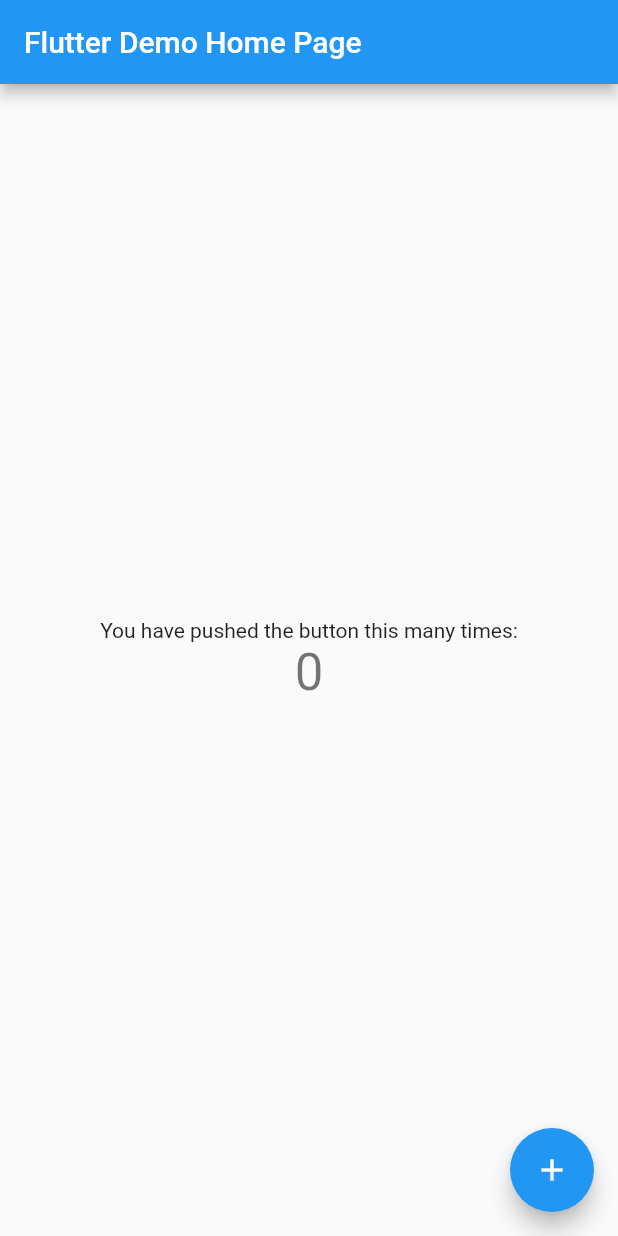
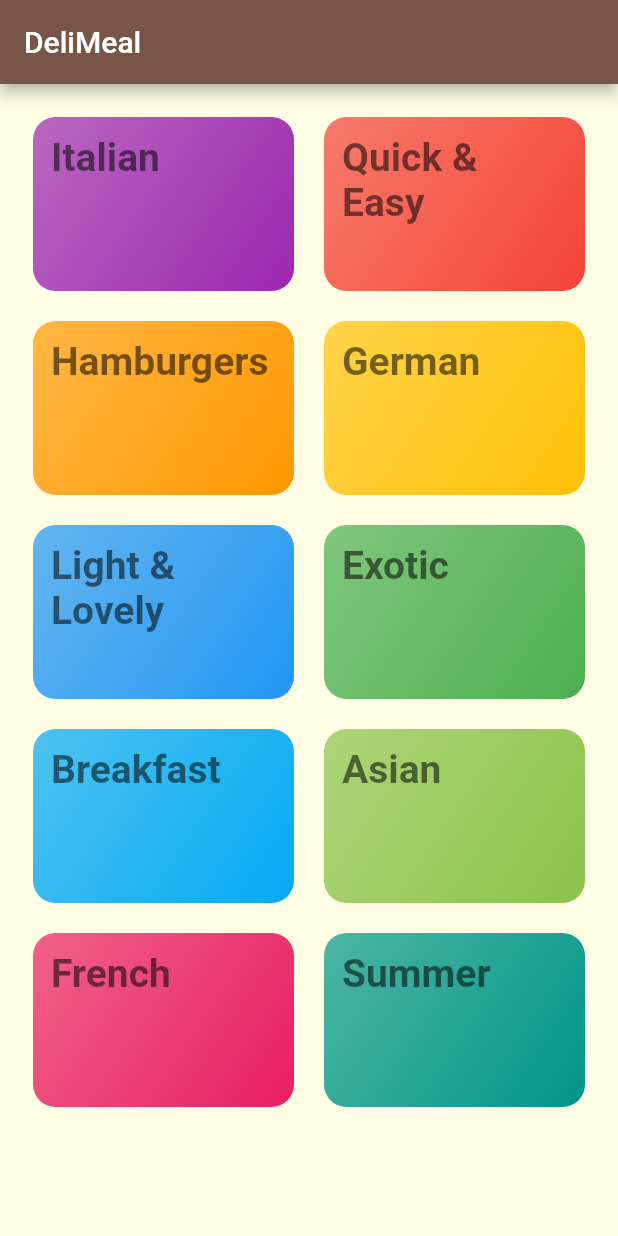
Before and after one commit to omar-hadek/meals-app-, a Flutter app: the screen it shows after launch, on a phone screen of 412 x 824 dp. Run offline on Flutter 3.47's test engine with Material 2 defaults, Android fonts, the phone set to English and light mode, and no system bars.

Commit message:
creating models and categories screen

```diff
--- /dev/null
+++ b/lib/data/3.1 dummy_data.dart
@@ -0,0 +1,55 @@
+import 'package:flutter/material.dart';
+import '../models/category.dart';
+
+const DUMMY_CATEGORIES = const [
+  Category(
+    id: 'c1',
+    title: 'Italian',
+    color: Colors.purple,
+  ),
+  Category(
+    id: 'c2',
+    title: 'Quick & Easy',
+    color: Colors.red,
+  ),
+  Category(
+    id: 'c3',
+    title: 'Hamburgers',
+    color: Colors.orange,
+  ),
+  Category(
+    id: 'c4',
+    title: 'German',
+    color: Colors.amber,
+  ),
+  Category(
+    id: 'c5',
+    title: 'Light & Lovely',
+    color: Colors.blue,
+  ),
+  Category(
+    id: 'c6',
+    title: 'Exotic',
+    color: Colors.green,
+  ),
+  Category(
+    id: 'c7',
+    title: 'Breakfast',
+    color: Colors.lightBlue,
+  ),
+  Category(
+    id: 'c8',
+    title: 'Asian',
+    color: Colors.lightGreen,
+  ),
+  Category(
+    id: 'c9',
+    title: 'French',
+    color: Colors.pink,
+  ),
+  Category(
+    id: 'c10',
+    title: 'Summer',
+    color: Colors.teal,
+  ),
+];
--- a/lib/main.dart
+++ b/lib/main.dart
@@ -1,4 +1,6 @@
 import 'package:flutter/material.dart';
+import 'package:meals_app/screens/category_item_screen.dart';
+import '../screens/categories_screen.dart';
 
 void main() {
   runApp(MyApp());
@@ -11,103 +13,21 @@ class MyApp extends StatelessWidget {
     return MaterialApp(
       title: 'Flutter Demo',
       theme: ThemeData(
-        // This is the theme of your application.
-        //
-        // Try running your application with "flutter run". You'll see the
-        // application has a blue toolbar. Then, without quitting the app, try
-        // changing the primarySwatch below to Colors.green and then invoke
-        // "hot reload" (press "r" in the console where you ran "flutter run",
-        // or simply save your changes to "hot reload" in a Flutter IDE).
-        // Notice that the counter didn't reset back to zero; the application
-        // is not restarted.
-        primarySwatch: Colors.blue,
+        primarySwatch: Colors.brown,
+        accentColor: Colors.greenAccent,
+        canvasColor: Color.fromRGBO(255, 254, 229, 1),
+        textTheme: ThemeData.light().textTheme.copyWith(
+              bodyText1: TextStyle(color: Color.fromRGBO(20, 51, 51, 1)),
+              bodyText2: TextStyle(color: Color.fromRGBO(20, 51, 51, 1)),
+              headline1: TextStyle(fontSize: 26, fontWeight: FontWeight.bold),
+            ),
+
       ),
-      home: MyHomePage(title: 'Flutter Demo Home Page'),
+      home: CategoriesScreen(),
+      routes: {
+        '/':(context) => CategoriesScreen(),
+        '/categoryItem': (vontext)=> CategoryItemScreen(),
+      },
     );
   }
 }
-
-class MyHomePage extends StatefulWidget {
-  MyHomePage({Key? key, required this.title}) : super(key: key);
-
-  // This widget is the home page of your application. It is stateful, meaning
-  // that it has a State object (defined below) that contains fields that affect
-  // how it looks.
-
-  // This class is the configuration for the state. It holds the values (in this
-  // case the title) provided by the parent (in this case the App widget) and
-  // used by the build method of the State. Fields in a Widget subclass are
-  // always marked "final".
-
-  final String title;
-
-  @override
-  _MyHomePageState createState() => _MyHomePageState();
-}
-
-class _MyHomePageState extends State<MyHomePage> {
-  int _counter = 0;
-
-  void _incrementCounter() {
-    setState(() {
-      // This call to setState tells the Flutter framework that something has
-      // changed in this State, which causes it to rerun the build method below
-      // so that the display can reflect the updated values. If we changed
-      // _counter without calling setState(), then the build method would not be
-      // called again, and so nothing would appear to happen.
-      _counter++;
-    });
-  }
-
-  @override
-  Widget build(BuildContext context) {
-    // This method is rerun every time setState is called, for instance as done
-    // by the _incrementCounter method above.
-    //
-    // The Flutter framework has been optimized to make rerunning build methods
-    // fast, so that you can just rebuild anything that needs updating rather
-    // than having to individually change instances of widgets.
-    return Scaffold(
-      appBar: AppBar(
-        // Here we take the value from the MyHomePage object that was created by
-        // the App.build method, and use it to set our appbar title.
-        title: Text(widget.title),
-      ),
-      body: Center(
-        // Center is a layout widget. It takes a single child and positions it
-        // in the middle of the parent.
-        child: Column(
-          // Column is also a layout widget. It takes a list of children and
-          // arranges them vertically. By default, it sizes itself to fit its
-          // children horizontally, and tries to be as tall as its parent.
-          //
-          // Invoke "debug painting" (press "p" in the console, choose the
-          // "Toggle Debug Paint" action from the Flutter Inspector in Android
-          // Studio, or the "Toggle Debug Paint" command in Visual Studio Code)
-          // to see the wireframe for each widget.
-          //
-          // Column has various properties to control how it sizes itself and
-          // how it positions its children. Here we use mainAxisAlignment to
-          // center the children vertically; the main axis here is the vertical
-          // axis because Columns are vertical (the cross axis would be
-          // horizontal).
-          mainAxisAlignment: MainAxisAlignment.center,
-          children: <Widget>[
-            Text(
-              'You have pushed the button this many times:',
-            ),
-            Text(
-              '$_counter',
-              style: Theme.of(context).textTheme.headline4,
-            ),
-          ],
-        ),
-      ),
-      floatingActionButton: FloatingActionButton(
-        onPressed: _incrementCounter,
-        tooltip: 'Increment',
-        child: Icon(Icons.add),
-      ), // This trailing comma makes auto-formatting nicer for build methods.
-    );
-  }
-}
--- /dev/null
+++ b/lib/models/category.dart
@@ -0,0 +1,8 @@
+import 'package:flutter/material.dart';
+
+class Category {
+  final String id;
+  final String title;
+  final Color color;
+  const Category({required this.id, required this.title, required this.color});
+}
--- /dev/null
+++ b/lib/screens/categories_screen.dart
@@ -0,0 +1,32 @@
+import 'package:flutter/material.dart';
+import 'package:meals_app/widgets/category_item.dart';
+import '../data/3.1%20dummy_data.dart';
+
+class CategoriesScreen extends StatelessWidget {
+  const CategoriesScreen({Key? key}) : super(key: key);
+
+  @override
+  Widget build(BuildContext context) {
+    return Scaffold(
+      appBar: AppBar(
+        title: Text('DeliMeal'),
+      ),
+      body: GridView(
+        padding: const EdgeInsets.all(22),
+        children: DUMMY_CATEGORIES.map((item) {
+          return CategoryItem(
+            id: item.id,
+            title: item.title,
+            color: item.color,
+          );
+        }).toList(),
+        gridDelegate: SliverGridDelegateWithMaxCrossAxisExtent(
+          maxCrossAxisExtent: 200,
+          childAspectRatio: 3 / 2,
+          crossAxisSpacing: 20,
+          mainAxisSpacing: 20,
+        ),
+      ),
+    );
+  }
+}
--- /dev/null
+++ b/lib/screens/category_item_screen.dart
@@ -0,0 +1,18 @@
+import 'package:flutter/material.dart';
+
+class CategoryItemScreen extends StatelessWidget {
+  final String title;
+  final Color color;
+
+  const CategoryItemScreen({ Key? key ,required this.title,required this.color}) : super(key: key);
+
+  @override
+  Widget build(BuildContext context) {
+    return Scaffold(
+      appBar: AppBar(
+        title: Text(title),
+        backgroundColor: color,
+      ),
+    );
+  }
+}
--- /dev/null
+++ b/lib/widgets/category_item.dart
@@ -0,0 +1,40 @@
+import 'package:flutter/material.dart';
+import '../screens/category_item_screen.dart';
+
+class CategoryItem extends StatelessWidget {
+  final String id;
+  final Color color;
+  final String title;
+  const CategoryItem(
+      {Key? key, required this.color, required this.title, required this.id})
+      : super(key: key);
+
+  @override
+  Widget build(BuildContext context) {
+    return InkWell(
+      onTap: () {
+        Navigator.of(context).push(
+          MaterialPageRoute(
+            builder: (context) {
+              return CategoryItemScreen(title: title, color: color);
+            },
+          ),
+        );
+      },
+      child: Container(
+        padding: const EdgeInsets.all(12),
+        child: Text(
+          title,
+          style: Theme.of(context).textTheme.headline1,
+        ),
+        decoration: BoxDecoration(
+          gradient: LinearGradient(
+              colors: [color.withOpacity(0.7), color],
+              begin: Alignment.topLeft,
+              end: Alignment.bottomRight),
+          borderRadius: BorderRadius.circular(15),
+        ),
+      ),
+    );
+  }
+}
```
Also changed, not shown: assets/fonts/Raleway-Black.ttf (added), assets/fonts/Raleway-Bold.ttf (added), assets/fonts/Raleway-Regular.ttf (added), assets/fonts/RobotoCondensed-Bold.ttf (added), assets/fonts/RobotoCondensed-Italic.ttf (added), assets/fonts/RobotoCondensed-Light.ttf (added), assets/fonts/RobotoCondensed-Regular.ttf (added).
